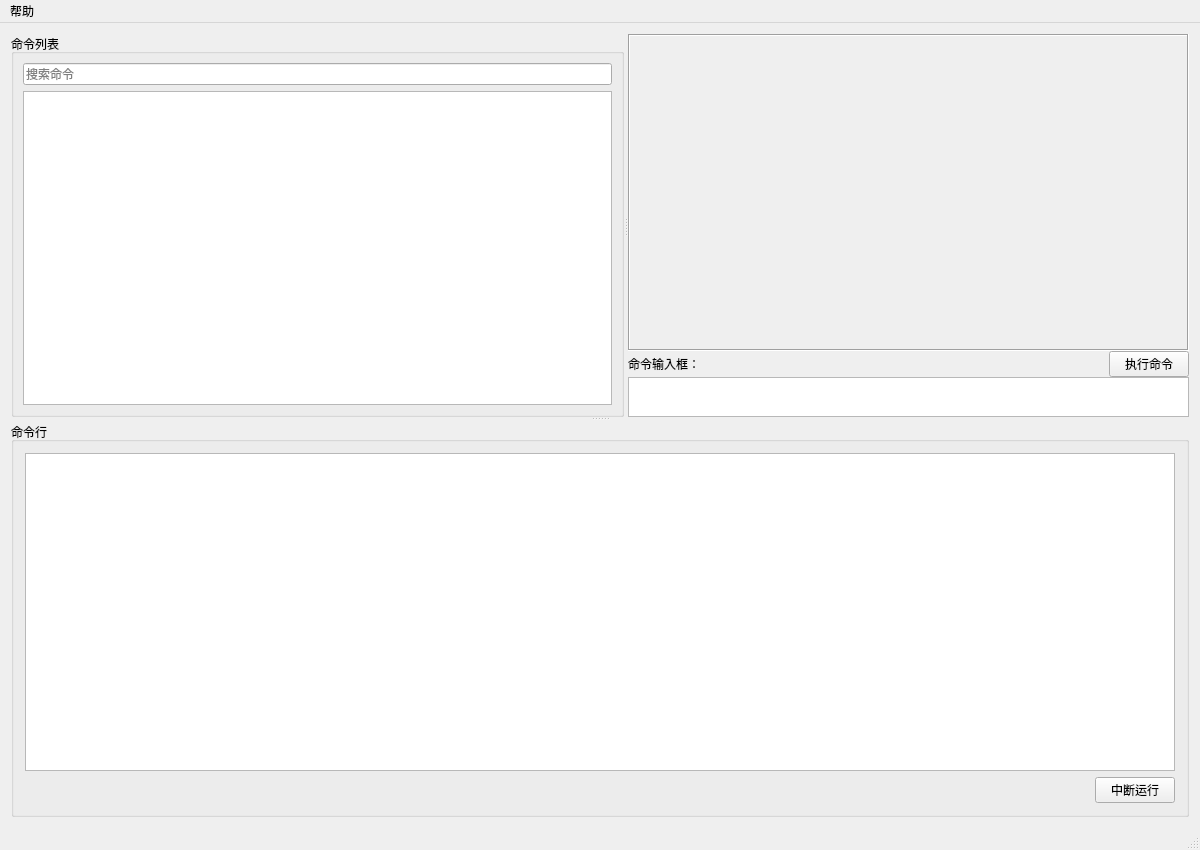
This is src/EasyCmd/MainWindow.ui in doasyourself/EasyCmd as Qt 5 draws it before an edit. The edited form follows.
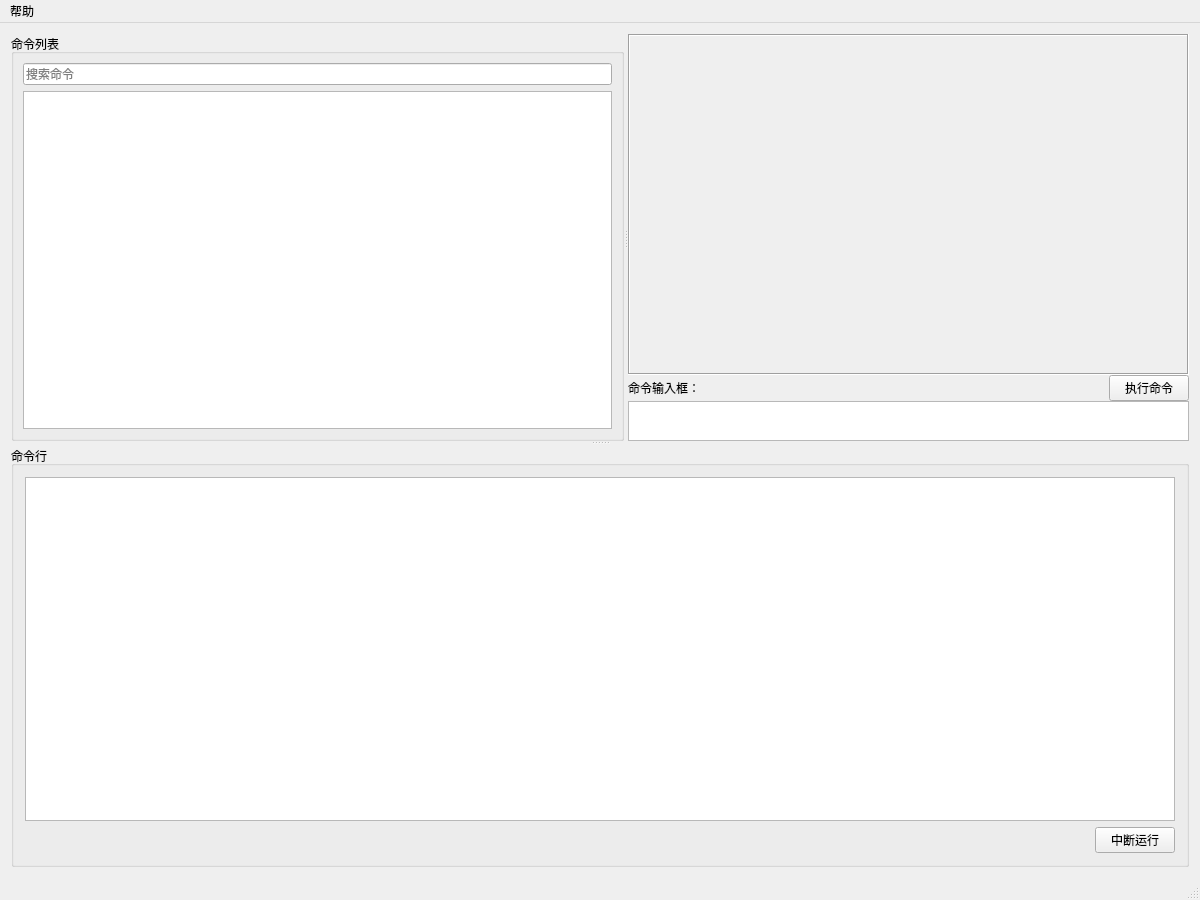
This is the edited form. Custom widgets are drawn as their Qt base class.

Diff of the .ui file:
```diff
--- a/src/EasyCmd/MainWindow.ui
+++ b/src/EasyCmd/MainWindow.ui
@@ -7,7 +7,7 @@
     <x>0</x>
     <y>0</y>
     <width>1200</width>
-    <height>850</height>
+    <height>900</height>
    </rect>
   </property>
   <property name="windowTitle">
@@ -137,7 +137,7 @@
                    <x>0</x>
                    <y>0</y>
                    <width>560</width>
-                   <height>296</height>
+                   <height>321</height>
                   </rect>
                  </property>
                 </widget>
```
